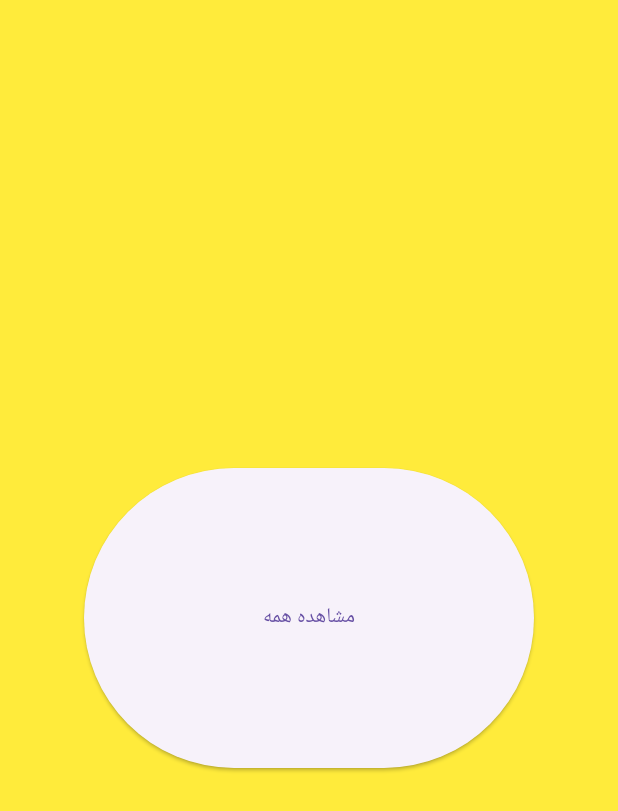
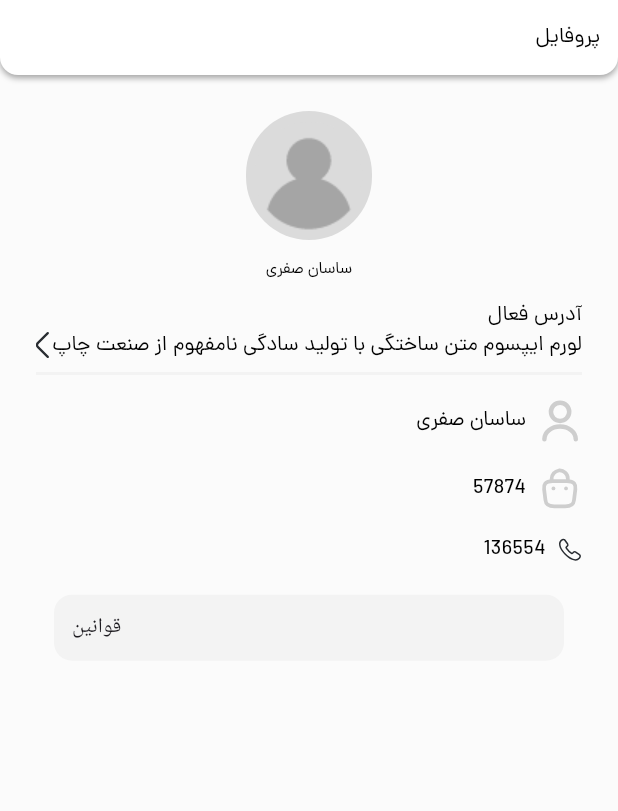
Before and after one commit to sasansafari/WatchStore-BloC, a Flutter app: the ProfileScreen screen opened directly, on a phone screen of 412 x 824 dp. Shown: the top 811 px of the screen. Run offline on Flutter 3.47's test engine with Material 3 defaults, Android fonts, the phone set to English and light mode, and no system bars; our stand-ins replace carousel_slider, flutter_svg; network calls fail; project files that could hold a hidden picture were left out.

Commit message:
update dart sdk

```diff
--- a/lib/main.dart
+++ b/lib/main.dart
@@ -2,13 +2,6 @@ import 'package:flutter/material.dart';
 import 'package:watch_store/component/themes.dart';
 import 'package:watch_store/route/names.dart';
 import 'package:watch_store/route/routes.dart';
-import 'package:watch_store/screens/cart.dart';
-import 'package:watch_store/screens/product_list_screen.dart';
-import 'package:watch_store/screens/product_single_screen.dart';
-import 'package:watch_store/screens/send_otp_screen.dart';
-
-import 'screens/get_otp_screen.dart';
-import 'screens/register_screen.dart';
 
 void main() {
   runApp(const MyApp());
@@ -24,8 +17,8 @@ class MyApp extends StatelessWidget {
       title: 'Watch Store',
       theme: lightTheme(),
       initialRoute: ScreenNames.root,
-      // routes: routes,
-      home: const CartScreen(),
+      routes: routes,
+      // home: const CartScreen(),
     );
   }
 }
--- a/lib/screens/mainscreen/bascket_screen.dart
+++ /dev/null
@@ -1,14 +0,0 @@
-import 'package:flutter/material.dart';
-
-class BasketScreen extends StatelessWidget {
-  const BasketScreen({super.key});
-
-  @override
-  Widget build(BuildContext context) {
-    return Container(
-      color: Colors.green,
-      height: double.infinity,
-      width: double.infinity,
-    );
-  }
-}
--- a/lib/screens/cart.dart
+++ b/lib/screens/mainscreen/cart_screen.dart
@@ -1,14 +1,11 @@
 import 'package:flutter/material.dart';
 import 'package:flutter_svg/flutter_svg.dart';
-import 'package:watch_store/component/extention.dart';
 import 'package:watch_store/component/text_style.dart';
 import 'package:watch_store/gen/assets.gen.dart';
-import 'package:watch_store/res/colors.dart';
 import 'package:watch_store/res/dimens.dart';
 import 'package:watch_store/res/strings.dart';
 import 'package:watch_store/widgets/app_bar.dart';
 import 'package:watch_store/widgets/shopping_cart_item.dart';
-import 'package:watch_store/widgets/suraface_conainer.dart';
 
 class CartScreen extends StatelessWidget {
   const CartScreen({super.key});
--- a/lib/screens/mainscreen/main_screen.dart
+++ b/lib/screens/mainscreen/main_screen.dart
@@ -1,7 +1,7 @@
 import 'package:flutter/material.dart';
 import 'package:watch_store/gen/assets.gen.dart';
 import 'package:watch_store/res/colors.dart';
-import 'package:watch_store/screens/mainscreen/bascket_screen.dart';
+import 'package:watch_store/screens/mainscreen/cart_screen.dart';
 import 'package:watch_store/screens/mainscreen/profile_screen.dart';
 import 'package:watch_store/widgets/btm_nav_item.dart';
 
@@ -77,7 +77,7 @@ class _MainScreenState extends State<MainScreen> {
                     Navigator(
                       key: _basketKey,
                       onGenerateRoute: (settings) => MaterialPageRoute(
-                          builder: (context) => const BasketScreen()),
+                          builder: (context) => const CartScreen()),
                     ),
                     Navigator(
                       key: _profileKey,
--- a/lib/screens/mainscreen/profile_screen.dart
+++ b/lib/screens/mainscreen/profile_screen.dart
@@ -1,25 +1,131 @@
 import 'package:flutter/material.dart';
-import 'package:watch_store/screens/product_single_screen.dart';
+import 'package:flutter_svg/flutter_svg.dart';
+import 'package:watch_store/component/extention.dart';
+import 'package:watch_store/component/text_style.dart';
+import 'package:watch_store/gen/assets.gen.dart';
+import 'package:watch_store/res/colors.dart';
+import 'package:watch_store/res/dimens.dart';
+import 'package:watch_store/res/strings.dart';
+import 'package:watch_store/widgets/app_bar.dart';
+import 'package:watch_store/widgets/suraface_conainer.dart';
 
 class ProfileScreen extends StatelessWidget {
   const ProfileScreen({super.key});
 
   @override
   Widget build(BuildContext context) {
-    return Container(
-      color: Colors.yellow,
+    return SafeArea(
+        child: Scaffold(
+      appBar: const CustomAppBar(
+          child: Align(
+        alignment: Alignment.centerRight,
+        child: Text(
+          AppStrings.profile,
+          style: AppTextStyles.title,
+        ),
+      )),
+      body: SingleChildScrollView(
+        child: SizedBox(
+          width: double.infinity,
+          child: Padding(
+            padding: const EdgeInsets.symmetric(horizontal: AppDimens.large),
+            child: Column(
+              crossAxisAlignment: CrossAxisAlignment.center,
+              children: [
+                AppDimens.large.height,
+                ClipRRect(
+                  borderRadius: BorderRadius.circular(300),
+                  child: Image.asset(Assets.png.avatar.path),
+                ),
+                AppDimens.medium.height,
+                const Text(
+                  "ساسان صفری",
+                  style: AppTextStyles.avatarText,
+                ),
+                AppDimens.medium.height,
+                const Align(
+                  alignment: Alignment.centerRight,
+                  child: Text(
+                    AppStrings.activeAddress,
+                    style: AppTextStyles.title,
+                  ),
+                ),
+                Align(
+                    alignment: Alignment.centerRight,
+                    child: Row(
+                      children: [
+                        SvgPicture.asset(Assets.svg.leftArrow),
+                        const Expanded(
+                          child: Text(
+                            AppStrings.lurem,
+                            style: AppTextStyles.title,
+                            softWrap: true,
+                            maxLines: 2,
+                            textAlign: TextAlign.right,
+                          ),
+                        ),
+                      ],
+                    )),
+                AppDimens.small.height,
+                Container(
+                  height: 2,
+                  width: double.infinity,
+                  color: AppColors.surfaceColor,
+                ),
+                AppDimens.small.height,
+                ProfileItem(
+                  svgIcon: Assets.svg.user,
+                  content: "ساسان صفری",
+                ),
+                ProfileItem(
+                  svgIcon: Assets.svg.cart,
+                  content: "57874",
+                ),
+                ProfileItem(
+                  svgIcon: Assets.svg.phone,
+                  content: "136554",
+                ),
+                SurfaceContainer(child: Text("قوانین"))
+              ],
+            ),
+          ),
+        ),
+      ),
+    ));
+  }
+}
 
-       child: Center(
-         child: SizedBox(
-          height: 200,
-          width: 300,
-           child: ElevatedButton(
-            onPressed: ()=>
+class ProfileItem extends StatelessWidget {
+  ProfileItem({
+    super.key,
+    required this.svgIcon,
+    required this.content,
+  });
 
-           Navigator.of(context).push(MaterialPageRoute(builder: (context)=>const ProductSingleScreen()))
-           , child: Text("مشاهده همه")),
-         ),
-       ),
+  final svgIcon;
+  final content;
+
+  @override
+  Widget build(BuildContext context) {
+    return Padding(
+      padding: const EdgeInsets.symmetric(vertical: AppDimens.small),
+      child: Align(
+          alignment: Alignment.centerRight,
+          child: Row(
+            children: [
+              Expanded(
+                child: Text(
+                  content,
+                  style: AppTextStyles.title,
+                  softWrap: true,
+                  maxLines: 2,
+                  textAlign: TextAlign.right,
+                ),
+              ),
+              AppDimens.small.width,
+              SvgPicture.asset(svgIcon),
+            ],
+          )),
     );
   }
 }
--- a/pubspec.yaml
+++ b/pubspec.yaml
@@ -20,7 +20,7 @@ publish_to: 'none' # Remove this line if you wish to publish to pub.dev
 version: 1.0.0+1
 
 environment:
-  sdk: '>=2.18.6 <3.0.0'
+  sdk: '>=3.0.0-218.beta <4.0.0'
 
 # Dependencies specify other packages that your package needs in order to work.
 # To automatically upgrade your package dependencies to the latest versions
@@ -38,6 +38,8 @@ dependencies:
   flutter_svg: ^2.0.7
   carousel_slider: ^4.2.1
   intl: ^0.18.1
+  dio: ^5.4.0
+  flutter_bloc: ^8.1.3
 
 
 dev_dependencies:
```
Also changed, not shown: pubspec.lock, 1 other file.
